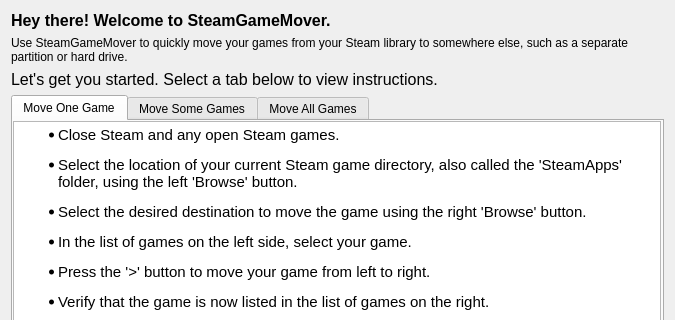
This is SteamGameMover/HelpDialog.ui in larryprice/SteamGameMover as Qt 5 draws it before an edit; both pictures show x 0 to 675 and y 0 to 320 of the 675 by 517 pixel window. The edited form follows.
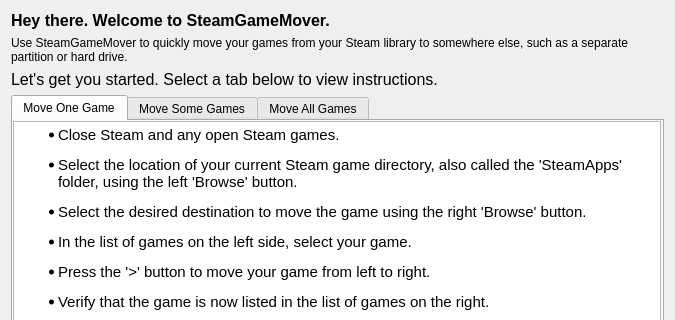
This is the edited form. The open tabs and pages were chosen to show the change. Icons and pictures are not drawn.

Commit message: Help Dialog resize issues fixed. Still some threading issues with error/

Patch:
```diff
--- a/SteamGameMover/HelpDialog.ui
+++ b/SteamGameMover/HelpDialog.ui
@@ -37,7 +37,7 @@
       </font>
      </property>
      <property name="text">
-      <string>Hey there! Welcome to SteamGameMover.</string>
+      <string>Hey there. Welcome to SteamGameMover.</string>
      </property>
      <property name="wordWrap">
       <bool>true</bool>
```
Left out of the diff: 8 changed lines with no effect on the pictures. The commit also changes 3 other files.
